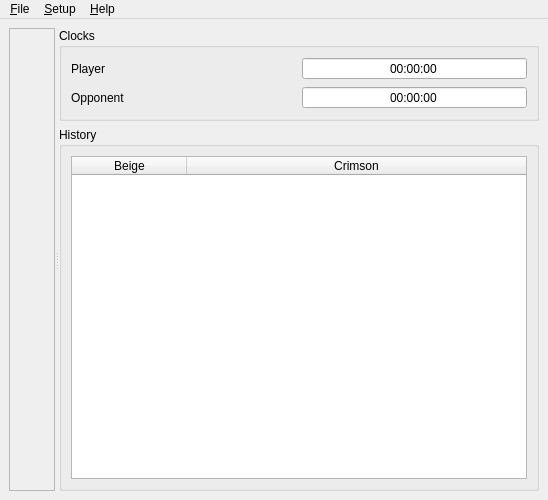
The window that UI/qtchess_mainwindow.ui (textbrowser/qtchess) describes before a commit, drawn with Qt 5.
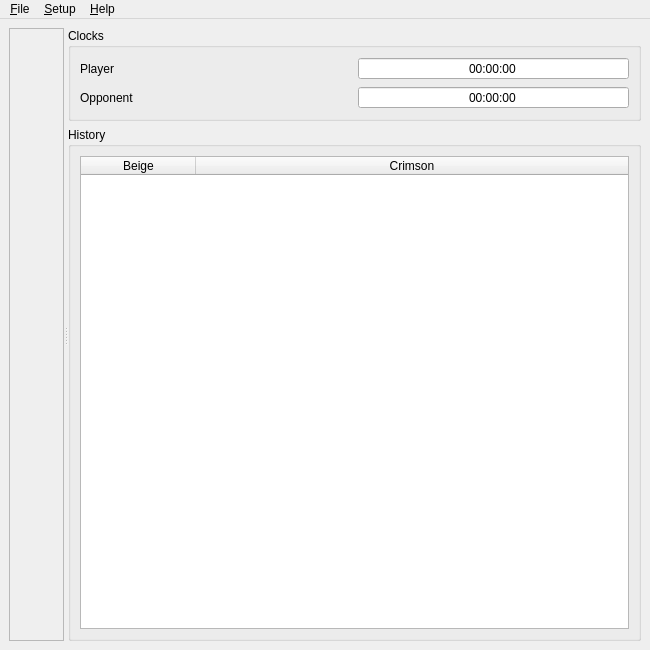
The same window after the commit. Icons and pictures are not drawn.

What changed in the file:
```diff
--- a/UI/qtchess_mainwindow.ui
+++ b/UI/qtchess_mainwindow.ui
@@ -6,8 +6,8 @@
    <rect>
     <x>0</x>
     <y>0</y>
-    <width>548</width>
-    <height>500</height>
+    <width>650</width>
+    <height>650</height>
    </rect>
   </property>
   <property name="windowTitle">
@@ -168,8 +168,8 @@
     <rect>
      <x>0</x>
      <y>0</y>
-     <width>548</width>
-     <height>30</height>
+     <width>650</width>
+     <height>34</height>
     </rect>
    </property>
    <widget class="QMenu" name="menu_File">
```
